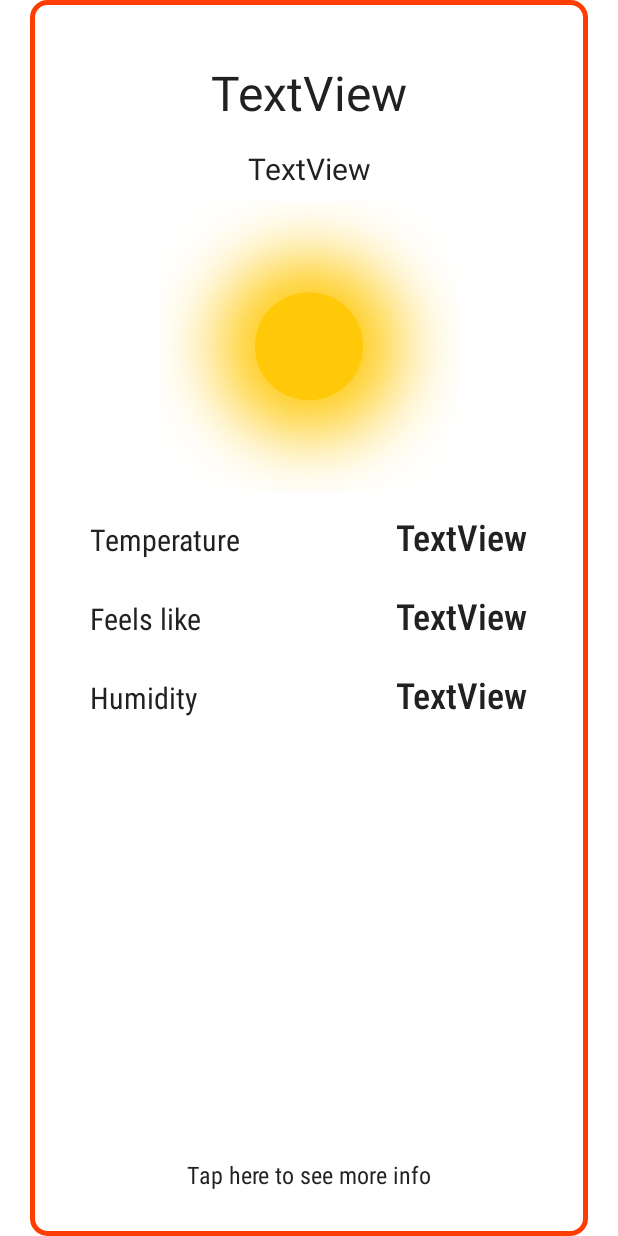
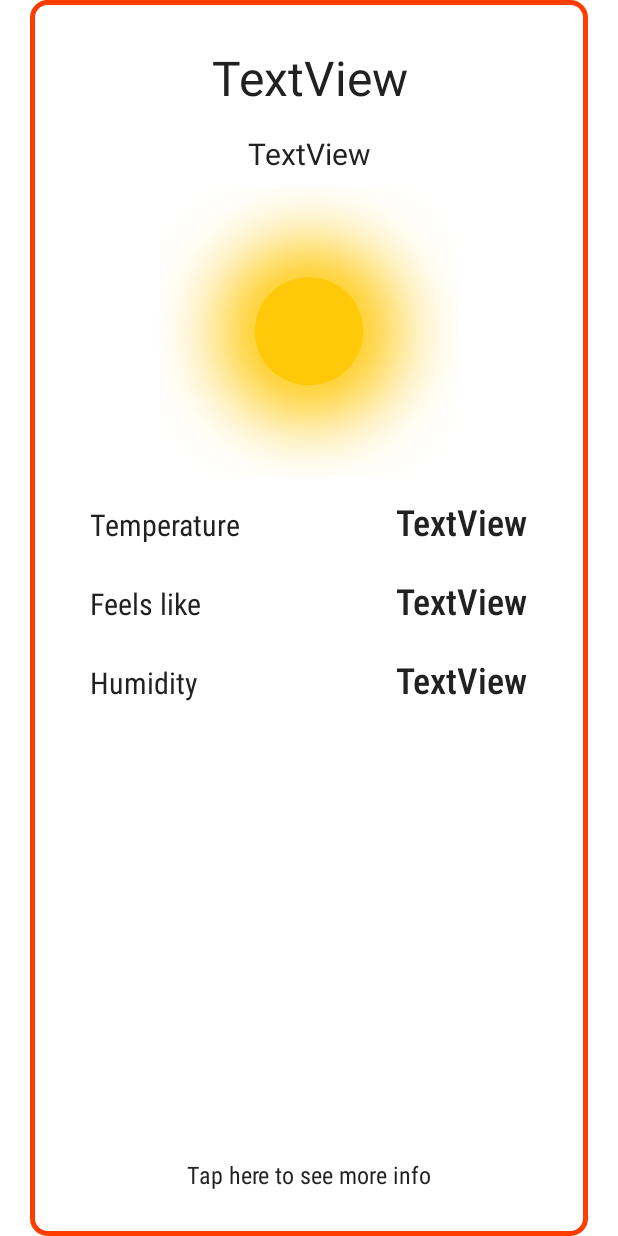
Before and after one commit to nothatcreative5/Mobile-Programming-HW2, an Android app: the layout weather_list.xml on its own in the app's theme, with its tools: preview values and no code run, on a phone screen of 412 x 824 dp. Run offline under Robolectric (Android 15) with nearby library versions, the phone set to English and light mode, and no system bars.

Commit message:
Minor changes

```diff
--- a/app/src/main/java/edu/sharif/weather/adapters/WeatherRecyclerAdapter.java
+++ b/app/src/main/java/edu/sharif/weather/adapters/WeatherRecyclerAdapter.java
@@ -49,6 +49,7 @@ public class WeatherRecyclerAdapter extends RecyclerView.Adapter<WeatherRecycler
     @Override
     public void onBindViewHolder(@NonNull WeatherRecyclerAdapter.ViewHolder holder, int position) {
 
+        holder.cityName.setMaxLines(1);
         holder.cityName.setText(weatherForecast.get(position).getCityName());
 
         String dateString = position + " days later";
--- a/app/src/main/res/layout/weather_list.xml
+++ b/app/src/main/res/layout/weather_list.xml
@@ -11,9 +11,16 @@
 
     <TextView
         android:id="@+id/cityName"
-        android:layout_width="wrap_content"
+        android:layout_width="0dp"
         android:layout_height="wrap_content"
-        android:layout_marginTop="30dp"
+        android:layout_marginStart="20dp"
+        android:layout_marginTop="20dp"
+        android:layout_marginEnd="20dp"
+        android:autoSizeMaxTextSize="32sp"
+        android:autoSizeMinTextSize="1sp"
+        android:autoSizeStepGranularity="1sp"
+        android:autoSizeTextType="uniform"
+        android:gravity="center"
         android:paddingTop="10dp"
         android:paddingBottom="10dp"
         android:text="TextView"
@@ -21,7 +28,8 @@
         android:textSize="32sp"
         app:layout_constraintEnd_toEndOf="parent"
         app:layout_constraintStart_toStartOf="parent"
-        app:layout_constraintTop_toTopOf="parent" />
+        app:layout_constraintTop_toTopOf="parent"
+        tools:targetApi="o" />
 
     <TextView
         android:id="@+id/dateTextView"
```
